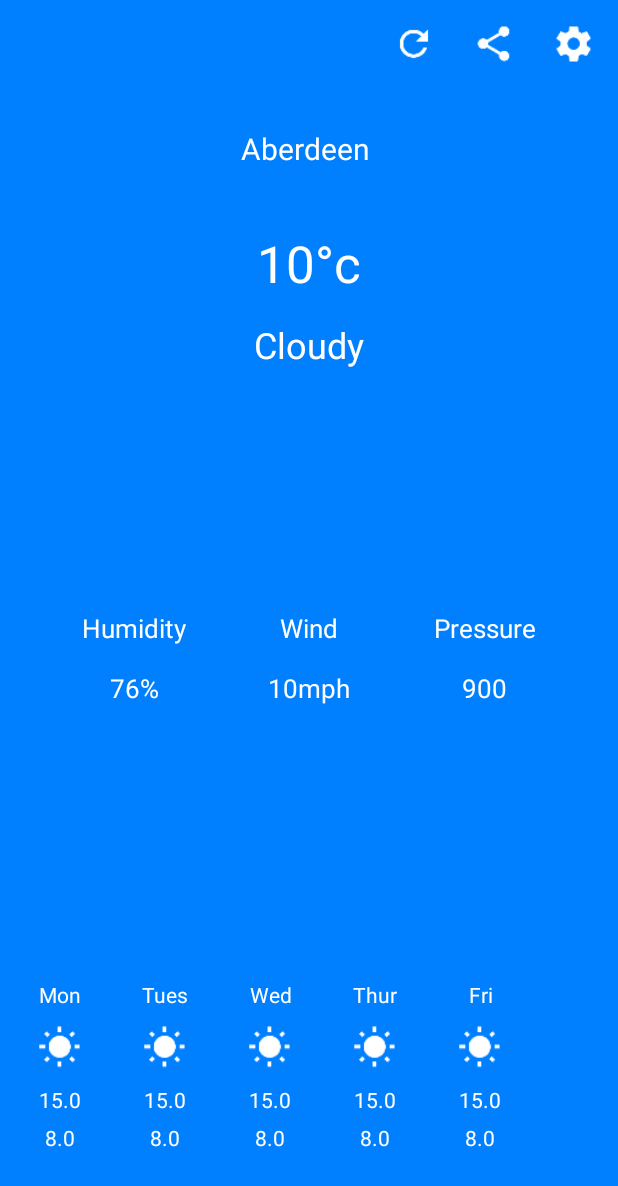
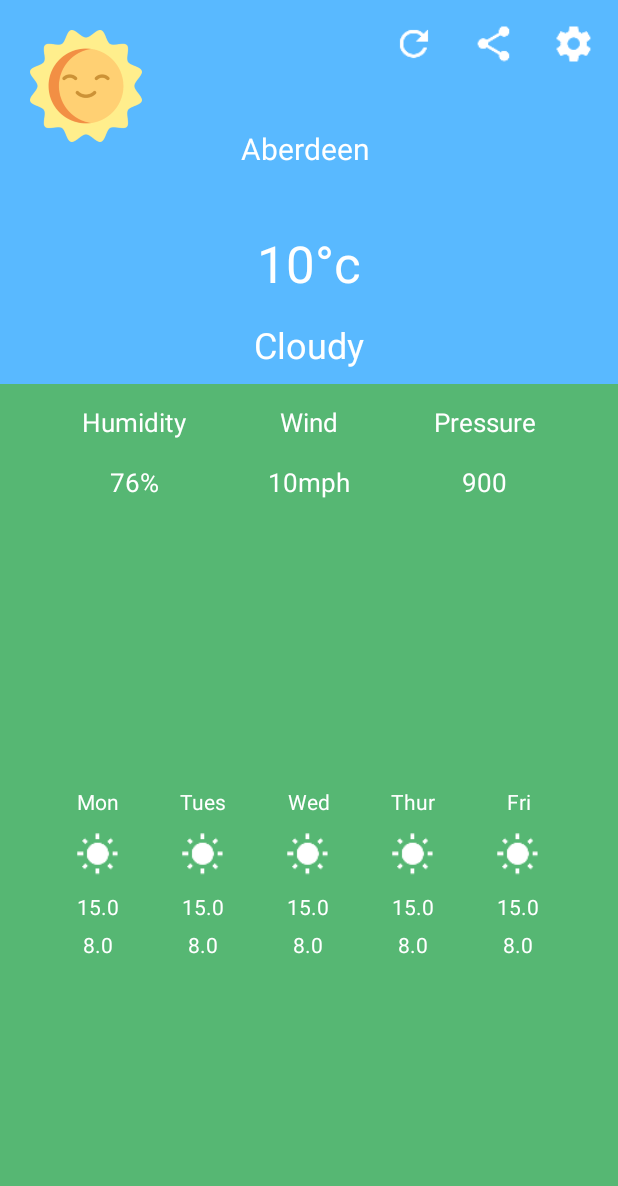
Before and after one commit to frostdog1/android-weather-api, an Android app: the screen it shows after launch (MainActivity), on a phone screen of 412 x 824 dp. Shown: the top 1186 px of the screen. Run offline under Robolectric (Android 15) with nearby library versions, the phone set to English and light mode, and no system bars.

Commit message:
Centered weekly weather RecyclerView items, finished main screen UI, added config change support in manifest

```diff
--- a/app/src/main/AndroidManifest.xml
+++ b/app/src/main/AndroidManifest.xml
@@ -7,26 +7,26 @@
 
     <application
         android:allowBackup="true"
+        android:configChanges="orientation|screenSize"
         android:icon="@mipmap/ic_launcher"
         android:label="@string/app_name"
         android:roundIcon="@mipmap/ic_launcher_round"
         android:supportsRtl="true"
         android:theme="@style/AppTheme"
         tools:ignore="GoogleAppIndexingWarning">
-        <activity
-            android:name="ac.rgu.coursework.MainActivity"
-            android:screenOrientation="portrait">
+
+        <activity android:name="ac.rgu.coursework.MainActivity">
             <intent-filter>
                 <action android:name="android.intent.action.MAIN" />
 
                 <category android:name="android.intent.category.LAUNCHER" />
             </intent-filter>
         </activity>
+
         <activity
             android:name="ac.rgu.coursework.SettingsActivity"
             android:label="@string/settings"
             android:theme="@style/SettingsTheme"
             android:windowSoftInputMode="stateHidden" />
     </application>
-
 </manifest>
--- a/app/src/main/java/ac/rgu/coursework/MainActivity.java
+++ b/app/src/main/java/ac/rgu/coursework/MainActivity.java
@@ -9,6 +9,9 @@ import android.content.SharedPreferences;
 import android.os.Bundle;
 import android.preference.PreferenceManager;
 import android.view.View;
+import android.widget.FrameLayout;
+import android.widget.RelativeLayout;
+import android.widget.ScrollView;
 
 import com.rgu.coursework.R;
 
@@ -21,12 +24,16 @@ import org.json.JSONArray;
 import org.json.JSONObject;
 
 import java.util.ArrayList;
+import java.util.Calendar;
 import java.util.List;
 
 /**
  * Created by Thomas 29/09/2019
  */
 public class MainActivity extends AppCompatActivity implements WeatherItemController, WeatherDownloaderController {
+
+    private ScrollView mMainLayout;
+    private FrameLayout mBackgroundTop;
 
     private RecyclerView mWeeklyWeatherRV;
     private SharedPreferences mPrefs;
@@ -39,6 +46,9 @@ public class MainActivity extends AppCompatActivity implements WeatherItemContro
         setContentView(R.layout.activity_main);
 
         mPrefs = PreferenceManager.getDefaultSharedPreferences(this);
+
+        mMainLayout = findViewById(R.id.main_layout);
+        mBackgroundTop = findViewById(R.id.top_section_background);
 
         TintedImageButton settingsBtn = findViewById(R.id.btn_settings);
         settingsBtn.setOnClickListener(new View.OnClickListener() {
@@ -56,6 +66,8 @@ public class MainActivity extends AppCompatActivity implements WeatherItemContro
         mWeeklyWeatherRV.setLayoutManager(layoutManager);
 
         getWeatherData();
+
+        setTheme("Sunny");
     }
 
     @Override
@@ -134,4 +146,44 @@ public class MainActivity extends AppCompatActivity implements WeatherItemContro
         WeeklyWeatherAdapter weeklyWeatherAdapter = new WeeklyWeatherAdapter(this, this, mWeatherData);
         mWeeklyWeatherRV.setAdapter(weeklyWeatherAdapter);
     }
+
+    /**
+     * Set the background theme depending on time and weather
+     *
+     * @param weather Sunny | Cloudy | Snowy | Rainy
+     */
+    private void setTheme(String weather) {
+        boolean isNight = getNightCycle();
+
+        // Set background color for day/night
+        if (isNight) {
+            mBackgroundTop.setBackgroundColor(getResources().getColor(R.color.top_section_background_night));
+            mMainLayout.setBackgroundColor(getResources().getColor(R.color.bottom_section_background_night));
+        } else {
+            mBackgroundTop.setBackgroundColor(getResources().getColor(R.color.top_section_background_day));
+            mMainLayout.setBackgroundColor(getResources().getColor(R.color.bottom_section_background_day));
+        }
+
+        // Set background weather image
+        switch (weather) {
+            case "Cloudy":
+
+                break;
+            default:
+
+                break;
+        }
+    }
+
+    /**
+     * Figure out if its night or day
+     *
+     * @return True if night, false if day
+     */
+    private boolean getNightCycle() {
+        Calendar c = Calendar.getInstance();
+        int timeOfDay = c.get(Calendar.HOUR_OF_DAY);
+
+        return timeOfDay < 6 || timeOfDay > 20;
+    }
 }
--- a/app/src/main/res/layout/activity_main.xml
+++ b/app/src/main/res/layout/activity_main.xml
@@ -1,18 +1,48 @@
 <?xml version="1.0" encoding="utf-8"?>
-<RelativeLayout xmlns:android="http://schemas.android.com/apk/res/android"
+<ScrollView xmlns:android="http://schemas.android.com/apk/res/android"
     xmlns:custom="http://schemas.android.com/apk/res-auto"
     xmlns:tools="http://schemas.android.com/tools"
+    android:id="@+id/main_layout"
     android:layout_width="match_parent"
     android:layout_height="match_parent"
-    android:background="#0080FF">
+    android:fillViewport="true">
+
+    <RelativeLayout
+        android:layout_width="match_parent"
+        android:layout_height="wrap_content">
+
+        <FrameLayout
+            android:id="@+id/top_section_background"
+            android:layout_width="match_parent"
+            android:layout_height="wrap_content"
+            android:layout_alignBottom="@+id/today_desc_tv"
+            android:layout_alignParentTop="true"
+            android:layout_marginBottom="-10dp" />
+
+        <FrameLayout
+            android:id="@+id/top_section_weather_img"
+            android:layout_width="wrap_content"
+            android:layout_height="wrap_content"
+            android:layout_alignParentTop="true"
+            android:layout_margin="20dp"
+            android:background="@drawable/ic_background_sunny" />
+
+        <!-- Put the RecyclerView in a LinearLayout so we can center it horizontally -->
+        <LinearLayout
+            android:layout_width="match_parent"
+            android:layout_height="wrap_content"
+            android:layout_below="@+id/weather_view_humidity"
+            android:layout_alignParentBottom="true"
+            android:gravity="center"
+            android:orientation="horizontal"
+            android:padding="5dp">
 
             <androidx.recyclerview.widget.RecyclerView
                 android:id="@+id/weekly_data_rv"
-        android:layout_width="match_parent"
+                android:layout_width="wrap_content"
                 android:layout_height="wrap_content"
-        android:layout_alignParentBottom="true"
-        android:layout_marginBottom="@dimen/recycler_bottom_margin"
-        android:padding="5dp" />
+                android:layout_gravity="center" />
+        </LinearLayout>
 
         <TextView
             android:id="@+id/location_tv"
@@ -21,7 +51,7 @@
             android:layout_centerHorizontal="true"
             android:layout_marginTop="@dimen/location_top_margin"
             android:text="Aberdeen "
-        android:textColor="@color/dark_background_text_color"
+            android:textColor="@color/default_text_color"
             android:textSize="@dimen/location_text_size"
             tools:ignore="HardcodedText" />
 
@@ -33,7 +63,7 @@
             android:layout_centerHorizontal="true"
             android:layout_marginTop="@dimen/temp_top_margin"
             android:text="10°c"
-        android:textColor="@color/dark_background_text_color"
+            android:textColor="@color/default_text_color"
             android:textSize="@dimen/temp_text_size"
             tools:ignore="HardcodedText" />
 
@@ -45,7 +75,7 @@
             android:layout_centerHorizontal="true"
             android:layout_marginTop="@dimen/desc_top_margin"
             android:text="Cloudy"
-        android:textColor="@color/dark_background_text_color"
+            android:textColor="@color/default_text_color"
             android:textSize="@dimen/desc_text_size"
             tools:ignore="HardcodedText" />
 
@@ -53,7 +83,6 @@
             android:id="@+id/weather_view_humidity"
             android:layout_width="wrap_content"
             android:layout_height="wrap_content"
-        android:layout_above="@id/weekly_data_rv"
             android:layout_below="@id/today_desc_tv"
             android:layout_alignParentStart="true"
             android:layout_toStartOf="@id/weather_view_wind"
@@ -63,7 +92,6 @@
             android:id="@+id/weather_view_wind"
             android:layout_width="wrap_content"
             android:layout_height="wrap_content"
-        android:layout_above="@id/weekly_data_rv"
             android:layout_below="@id/today_desc_tv"
             android:layout_centerHorizontal="true"
             custom:data_type="wind" />
@@ -72,7 +100,6 @@
             android:id="@+id/weather_view_pressure"
             android:layout_width="wrap_content"
             android:layout_height="wrap_content"
-        android:layout_above="@id/weekly_data_rv"
             android:layout_below="@id/today_desc_tv"
             android:layout_alignParentEnd="true"
             android:layout_toEndOf="@id/weather_view_wind"
@@ -121,3 +148,4 @@
             android:tint="@color/white_mode_tint" />
 
     </RelativeLayout>
+</ScrollView>
--- a/app/src/main/res/layout/simple_weather_view.xml
+++ b/app/src/main/res/layout/simple_weather_view.xml
@@ -2,7 +2,8 @@
 <FrameLayout xmlns:android="http://schemas.android.com/apk/res/android"
     android:layout_width="match_parent"
     android:layout_height="wrap_content"
-    android:layout_gravity="center">
+    android:layout_gravity="center"
+    android:paddingTop="15dp">
 
     <!-- Title -->
     <TextView
@@ -10,8 +11,8 @@
         android:layout_width="match_parent"
         android:layout_height="40dp"
         android:layout_gravity="center_horizontal"
-        android:gravity="center_horizontal"
-        android:textColor="@color/dark_background_text_color"
+        android:gravity="center"
+        android:textColor="@color/default_text_color"
         android:textSize="@dimen/today_data_title_text_size" />
 
     <!-- Value -->
@@ -20,7 +21,7 @@
         android:layout_width="match_parent"
         android:layout_height="40dp"
         android:layout_marginTop="40dp"
-        android:gravity="center_horizontal"
-        android:textColor="@color/dark_background_text_color"
+        android:gravity="center"
+        android:textColor="@color/default_text_color"
         android:textSize="@dimen/today_data_value_text_size" />
 </FrameLayout>
--- a/app/src/main/res/layout/weekly_weather_item_view.xml
+++ b/app/src/main/res/layout/weekly_weather_item_view.xml
@@ -16,7 +16,7 @@
         android:lineSpacingMultiplier="1.17"
         android:lines="2"
         android:maxWidth="40dp"
-        android:textColor="@color/dark_background_text_color" />
+        android:textColor="@color/default_text_color" />
 
     <!-- The weather icon -->
     <ImageView
@@ -39,7 +39,7 @@
         android:lineSpacingMultiplier="1.17"
         android:lines="2"
         android:maxWidth="40dp"
-        android:textColor="@color/dark_background_text_color" />
+        android:textColor="@color/default_text_color" />
 
     <!-- Min temp -->
     <TextView
@@ -52,6 +52,6 @@
         android:lineSpacingMultiplier="1.17"
         android:lines="2"
         android:maxWidth="40dp"
-        android:textColor="@color/dark_background_text_color" />
+        android:textColor="@color/default_text_color" />
 
 </ac.rgu.coursework.view.WeatherItemView>
--- a/app/src/main/res/values/colors.xml
+++ b/app/src/main/res/values/colors.xml
@@ -4,5 +4,11 @@
     <color name="colorPrimaryDark">#00574B</color>
     <color name="colorAccent">#D81B60</color>
 
-    <color name="dark_background_text_color">@android:color/white</color>
+    <color name="top_section_background_day">#59B9FF</color>
+    <color name="top_section_background_night">#122865</color>
+    <color name="bottom_section_background_day">#56B773</color>
+    <color name="bottom_section_background_night">#1D4F59</color>
+
+    <!-- Text colours -->
+    <color name="default_text_color">@android:color/white</color>
 </resources>
```
Also changed, not shown: app/src/main/res/drawable-hdpi/ic_background_sunny.png (added), app/src/main/res/drawable-mdpi/ic_background_sunny.png (added), app/src/main/res/drawable-xhdpi/ic_background_sunny.png (added), app/src/main/res/drawable-xxhdpi/ic_background_sunny.png (added), app/src/main/res/drawable-xxxhdpi/ic_background_sunny.png (added). Lines whose indentation alone changed are shown as unchanged.
